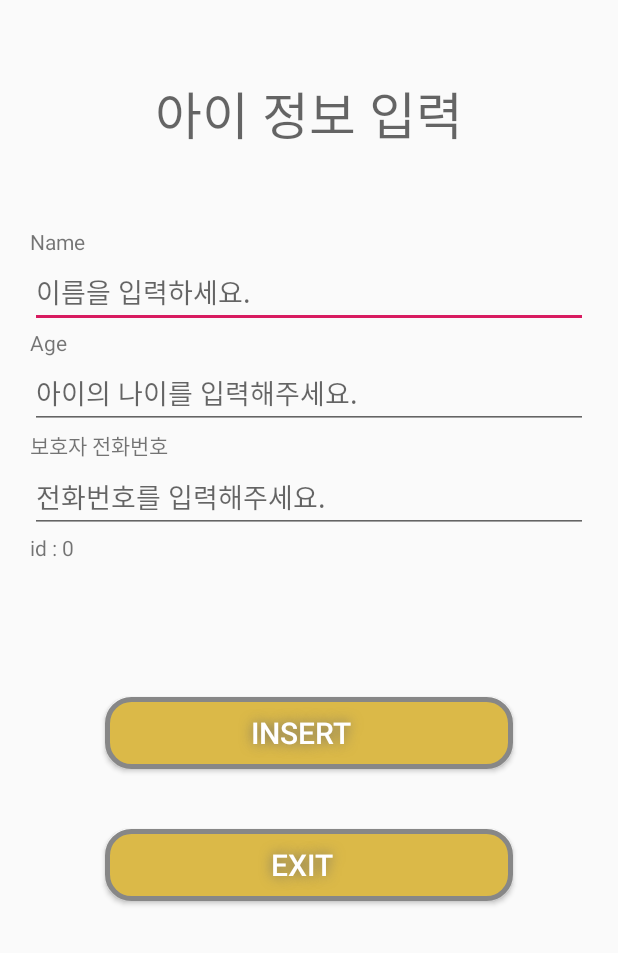
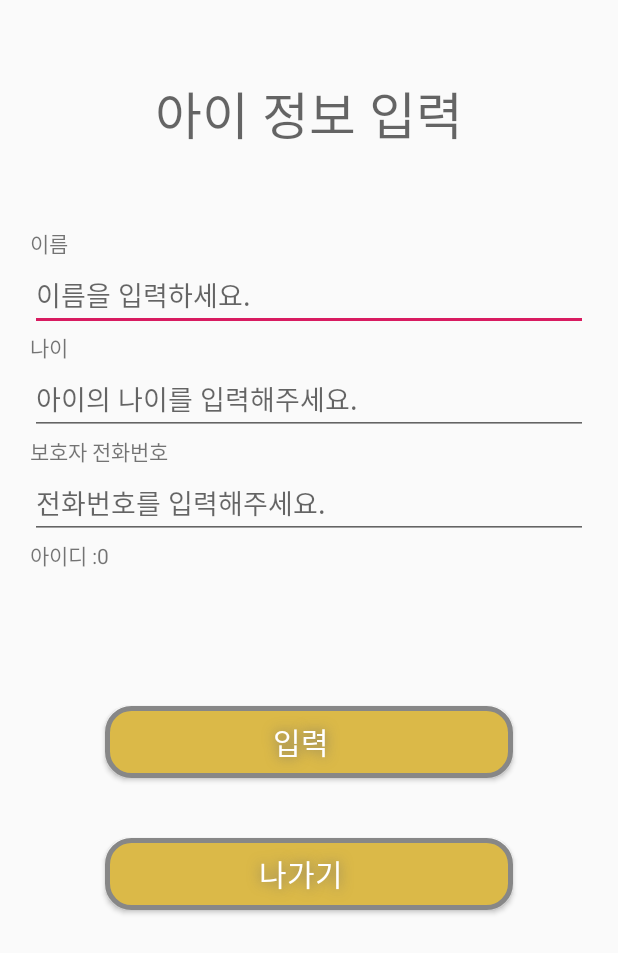
Before and after one commit to ayj8655/UnKnowN, an Android app: the ProfileActivity screen opened directly, with no data from a screen before it, on a phone screen of 412 x 824 dp. Shown: the top 953 px of the screen. Run offline under Robolectric (Android 15) with nearby library versions, the phone set to English and light mode, and no system bars; 1 statement that could not run was skipped.

Commit message:
Support Korean and English

```diff
--- a/AndroidStudioProjects/app/src/main/res/layout/activity_nfc.xml
+++ b/AndroidStudioProjects/app/src/main/res/layout/activity_nfc.xml
@@ -15,7 +15,7 @@
         android:layout_marginTop="140dp"
         android:layout_marginBottom="70dp"
         android:gravity="center_horizontal"
-        android:text="NFC를 태그해주세요"
+        android:text="@string/textView"
         android:textAppearance="@style/TextAppearance.AppCompat.Display1"
         android:textColor="@android:color/white"
         android:textFontWeight="40"
--- a/AndroidStudioProjects/app/src/main/res/layout/activity_profile.xml
+++ b/AndroidStudioProjects/app/src/main/res/layout/activity_profile.xml
@@ -10,25 +10,25 @@
     tools:context=".ProfileActivity">
 
     <TextView
-        android:id="@+id/textView"
+        android:id="@+id/textView2"
         android:layout_width="match_parent"
         android:layout_height="wrap_content"
         android:gravity="center_horizontal"
         android:paddingBottom="50dp"
-        android:text="아이 정보 입력"
+        android:text="@string/textView2"
         android:textAppearance="@style/TextAppearance.AppCompat.Display1" />
 
     <TextView
         android:id="@+id/textView_main_name"
         android:layout_width="wrap_content"
         android:layout_height="wrap_content"
-        android:text="Name" />
+        android:text="@string/textView_main_name" />
 
     <EditText
         android:id="@+id/editText_main_name"
         android:layout_width="match_parent"
         android:layout_height="wrap_content"
-        android:hint="이름을 입력하세요."
+        android:hint="@string/editText_main_name"
         android:maxLength="5"
         android:inputType="textPersonName" />
 
@@ -36,13 +36,13 @@
         android:id="@+id/textView_main_age"
         android:layout_width="wrap_content"
         android:layout_height="wrap_content"
-        android:text="Age" />
+        android:text="@string/textView_main_age" />
 
     <EditText
         android:id="@+id/editText_main_age"
         android:layout_width="match_parent"
         android:layout_height="wrap_content"
-        android:hint="아이의 나이를 입력해주세요."
+        android:hint="@string/editText_main_age"
         android:maxLength="2"
         android:inputType="number" />
 
@@ -50,13 +50,13 @@
         android:id="@+id/textView_main_phone"
         android:layout_width="wrap_content"
         android:layout_height="wrap_content"
-        android:text="보호자 전화번호" />
+        android:text="@string/textView_main_phone" />
 
     <EditText
         android:id="@+id/editText_main_phone"
         android:layout_width="match_parent"
         android:layout_height="wrap_content"
-        android:hint="전화번호를 입력해주세요."
+        android:hint="@string/editText_main_phone"
         android:maxLength="11"
         android:inputType="phone" />
 
@@ -69,14 +69,14 @@
             android:id="@+id/textView_main_id"
             android:layout_width="wrap_content"
             android:layout_height="wrap_content"
-            android:text="id : " />
+            android:text="@string/textView_main_id" />
 
         <TextView
             android:id="@+id/textViewId"
             android:layout_width="match_parent"
             android:layout_height="wrap_content"
             android:baselineAligned="false"
-            android:text="0" />
+            android:text="@string/textViewId" />
     </LinearLayout>
 
 
@@ -95,7 +95,7 @@
         android:shadowDx="0"
         android:shadowDy="0"
         android:shadowRadius="10"
-        android:text="Insert" />
+        android:text="@string/button_main_insert" />
 
     <Button
         android:id="@+id/button3"
@@ -111,7 +111,7 @@
         android:shadowDx="0"
         android:shadowDy="0"
         android:shadowRadius="10"
-        android:text="Exit" />
+        android:text="@string/button3" />
 
     <TextView
         android:id="@+id/textView_main_result"
--- a/AndroidStudioProjects/app/src/main/res/values/strings.xml
+++ b/AndroidStudioProjects/app/src/main/res/values/strings.xml
@@ -1,3 +1,33 @@
 <resources>
     <string name="app_name">UnKnowN</string>
+    <string name="TextView_Admin">관리자 모드</string>
+    <string name="button_reset">사용자 데이터 리셋</string>
+    <string name="button_exit">로비로 나가기</string>
+    <string name="textView_result" />
+    <string name="button">프로필 입력</string>
+    <string name="button2">프로필 보기</string>
+    <string name="button4">나가기</string>
+    <string name="buttonAdmin">관리자</string>
+    <string name="textView">NFC를 태그해주세요</string>
+    <string name="textView2">아이 정보 입력</string>
+    <string name="textView_main_name">이름</string>
+    <string name="editText_main_name">이름을 입력하세요.</string>
+    <string name="textView_main_age">나이</string>
+    <string name="editText_main_age">아이의 나이를 입력해주세요.</string>
+    <string name="textView_main_phone">보호자 전화번호</string>
+    <string name="editText_main_phone">전화번호를 입력해주세요.</string>
+    <string name="textView_main_id">아이디 :</string>
+    <string name="textViewId">0</string>
+    <string name="textView_serial">디바이스이름</string>
+    <string name="textView3">이름     :</string>
+    <string name="textView_Show_Name">이름</string>
+    <string name="textView4">나이         :</string>
+    <string name="textView_Show_Age">나이</string>
+    <string name="textView5">번호   :</string>
+    <string name="textView_Show_Phone">번호</string>
+    <string name="textView6">아이디             :</string>
+    <string name="textView_Show_ID">아이디</string>
+    <string name="button9">나가기</string>
+    <string name="button_main_insert">입력</string>
+    <string name="button3">나가기</string>
 </resources>
```
Also changed, not shown: AndroidStudioProjects/app/src/main/java/com/example/UnKnowN/NFCActivity.java (+8 -1 lines), AndroidStudioProjects/app/src/main/java/com/example/UnKnowN/SplashActivity.java (+11 -2 lines), AndroidStudioProjects/app/src/main/res/layout/activity_admin.xml (+4 -4 lines), AndroidStudioProjects/app/src/main/res/layout/activity_lobby.xml (+4 -4 lines), AndroidStudioProjects/app/src/main/res/layout/activity_show.xml (+10 -10 lines), 3 other files.
